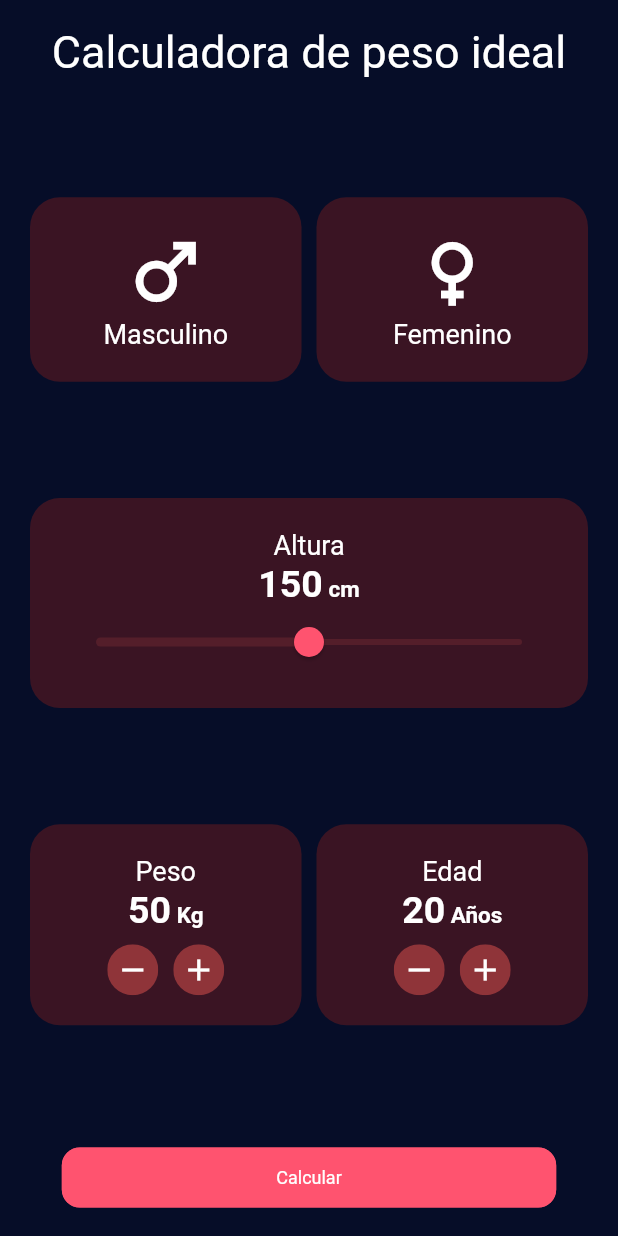
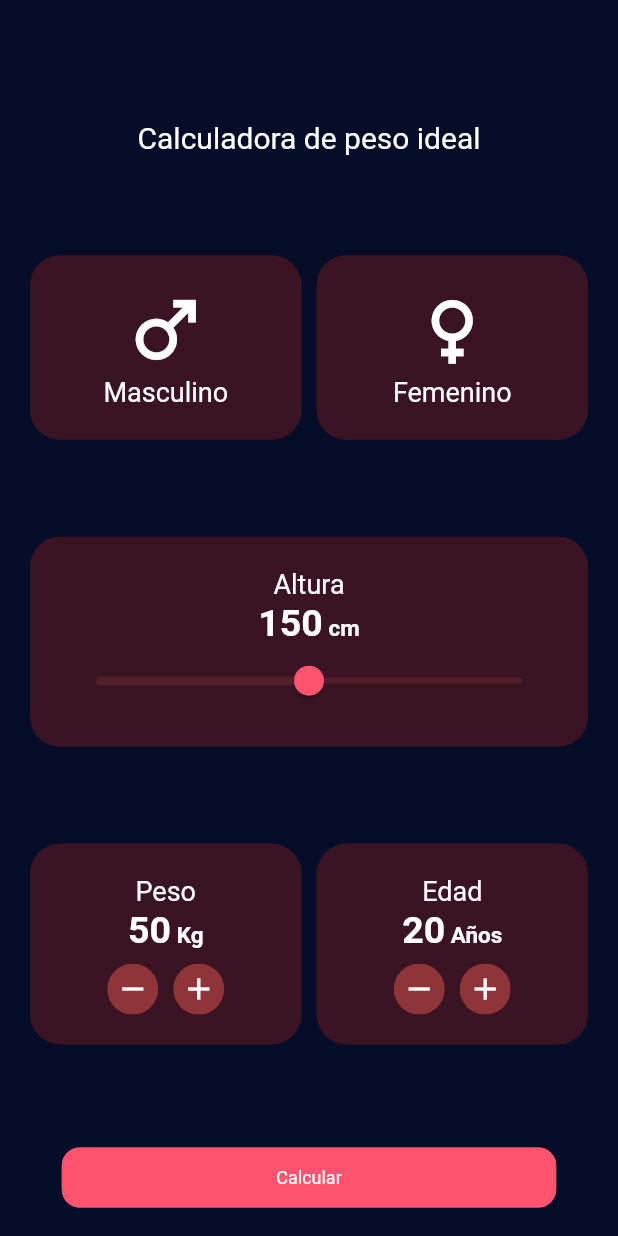
Before and after one commit to stivengm/calculadora_peso_flutter, a Flutter app: the screen it shows after launch, on a phone screen of 412 x 824 dp. Run offline on Flutter 3.47's test engine with Material 2 defaults, Android fonts, the phone set to English and light mode, and no system bars.

Commit message:
FIX - Ajuste de título BMI.

```diff
--- a/lib/gui/views/bmi_calculator_view/bmi_calculator_view.dart
+++ b/lib/gui/views/bmi_calculator_view/bmi_calculator_view.dart
@@ -27,7 +27,8 @@ class _BMICalculatorViewState extends State<BMICalculatorView> {
         child: Column(
           mainAxisAlignment: MainAxisAlignment.spaceBetween,
           children: [
-            const TextWidget(text: "Calculadora de peso ideal", fontSize: 30.0,),
+            const SizedBox(),
+            const TextWidget(text: "Calculadora de peso ideal", fontSize: 20.0,),
             Row(
               mainAxisAlignment: MainAxisAlignment.spaceBetween,
               children: [
```
